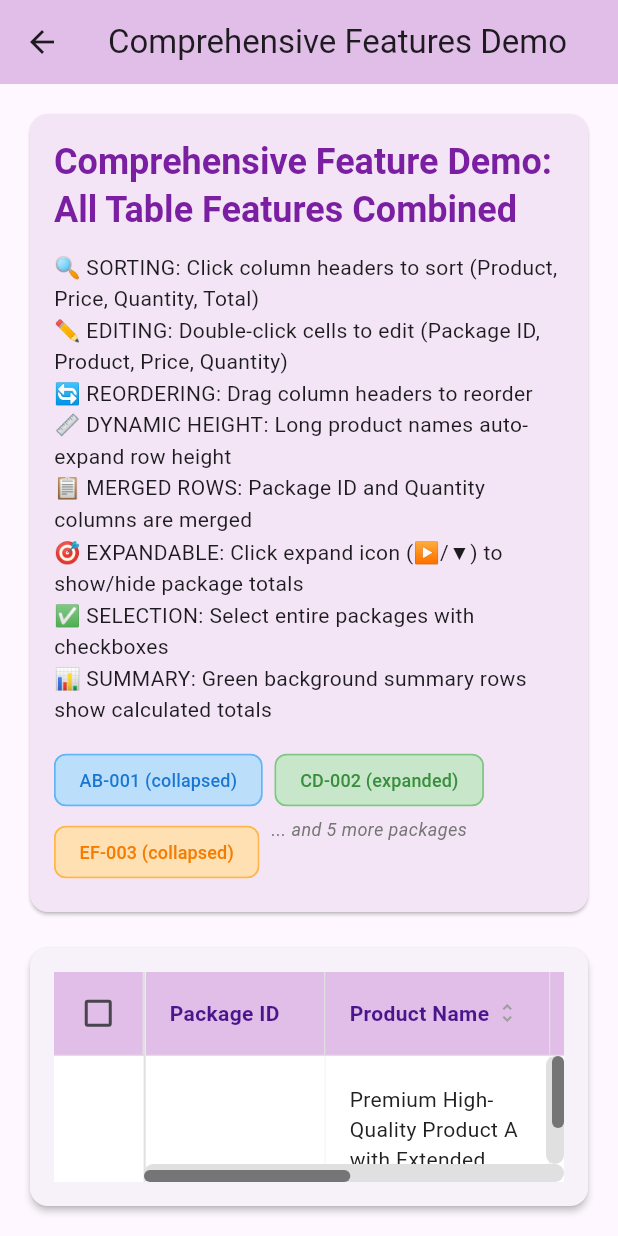
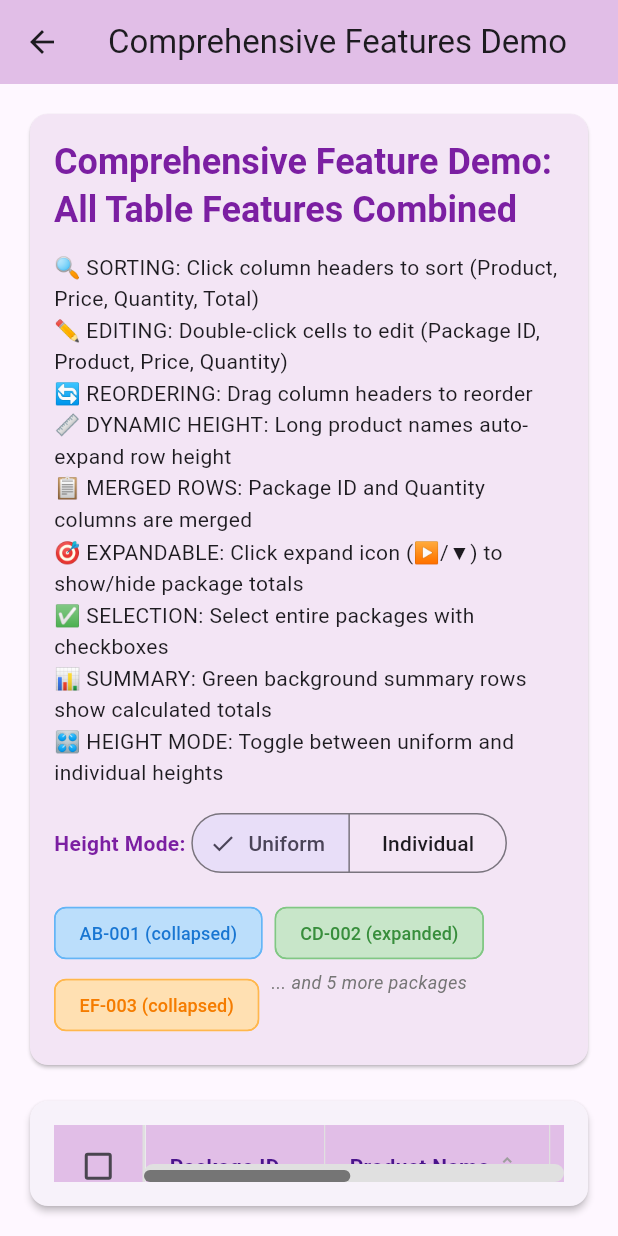
Before and after one commit to kihyun1998/flutter_table_plus, a Flutter app: the screen it shows after launch, after a tap on "Expandable Summary Example", on a phone screen of 412 x 824 dp. Run offline on Flutter 3.47's test engine with Material 3 defaults, Android fonts, the phone set to English and light mode, and no system bars.

Commit message:
fix: 높이계산 개선

```diff
--- a/example/lib/pages/expandable_summary_example.dart
+++ b/example/lib/pages/expandable_summary_example.dart
@@ -34,6 +34,9 @@ class _ExpandableSummaryExampleState extends State<ExpandableSummaryExample> {
 
   // State for managing editing
   bool isEditing = false;
+
+  // State for managing height mode
+  MergedRowHeightMode heightMode = MergedRowHeightMode.uniform;
 
   // State for managing column order (using Map like comprehensive example)
   late Map<String, TablePlusColumn> _columns;
@@ -407,6 +410,7 @@ class _ExpandableSummaryExampleState extends State<ExpandableSummaryExample> {
             spanningRowIndex: 0,
           ),
         },
+        heightMode: heightMode, // Use the current height mode
       ));
     }
 
@@ -479,8 +483,41 @@ class _ExpandableSummaryExampleState extends State<ExpandableSummaryExample> {
                       '📋 MERGED ROWS: Package ID and Quantity columns are merged\n'
                       '🎯 EXPANDABLE: Click expand icon (▶/▼) to show/hide package totals\n'
                       '✅ SELECTION: Select entire packages with checkboxes\n'
-                      '📊 SUMMARY: Green background summary rows show calculated totals',
+                      '📊 SUMMARY: Green background summary rows show calculated totals\n'
+                      '🎛️ HEIGHT MODE: Toggle between uniform and individual heights',
                       style: TextStyle(fontSize: 14, height: 1.5),
+                    ),
+                    const SizedBox(height: 12),
+                    Row(
+                      children: [
+                        Text(
+                          'Height Mode: ',
+                          style: TextStyle(
+                            fontWeight: FontWeight.w600,
+                            color: Colors.purple.shade700,
+                          ),
+                        ),
+                        SegmentedButton<MergedRowHeightMode>(
+                          segments: const [
+                            ButtonSegment<MergedRowHeightMode>(
+                              value: MergedRowHeightMode.uniform,
+                              label: Text('Uniform'),
+                              tooltip: 'All rows use maximum height (consistent but may waste space)',
+                            ),
+                            ButtonSegment<MergedRowHeightMode>(
+                              value: MergedRowHeightMode.individual,
+                              label: Text('Individual'),
+                              tooltip: 'Each row uses its calculated height (space efficient)',
+                            ),
+                          ],
+                          selected: {heightMode},
+                          onSelectionChanged: (Set<MergedRowHeightMode> newSelection) {
+                            setState(() {
+                              heightMode = newSelection.first;
+                            });
+                          },
+                        ),
+                      ],
                     ),
                     const SizedBox(height: 12),
                     Wrap(
--- a/lib/src/models/merged_row_group.dart
+++ b/lib/src/models/merged_row_group.dart
@@ -1,4 +1,15 @@
 import 'package:flutter/material.dart';
+
+/// Defines how heights should be calculated for merged row groups.
+enum MergedRowHeightMode {
+  /// All rows in the group use the same height (maximum of all row heights).
+  /// Provides visual consistency but may waste space for short content.
+  uniform,
+
+  /// Each row uses its individually calculated height.
+  /// Optimizes space usage but may result in visually uneven rows.
+  individual,
+}
 
 /// Configuration for how a specific cell should be merged within a group.
 class MergeCellConfig {
@@ -39,6 +50,7 @@ class MergedRowGroup {
     this.isExpandable = false,
     this.isExpanded = false,
     this.summaryRowData,
+    this.heightMode = MergedRowHeightMode.uniform,
   });
 
   /// Unique identifier for this merge group.
@@ -65,6 +77,11 @@ class MergedRowGroup {
   /// Key: column key, Value: data to display in that column's summary cell.
   /// Only columns with data in this map will show content in the summary row.
   final Map<String, dynamic>? summaryRowData;
+
+  /// How heights should be calculated for this merged row group.
+  /// - [MergedRowHeightMode.uniform]: All rows use the same height (maximum)
+  /// - [MergedRowHeightMode.individual]: Each row uses its calculated height
+  final MergedRowHeightMode heightMode;
 
   /// Returns the number of rows in this group.
   int get rowCount => rowKeys.length;
--- a/lib/src/widgets/table_body.dart
+++ b/lib/src/widgets/table_body.dart
@@ -304,21 +304,40 @@ class TablePlusBody extends StatelessWidget {
         // This is the first row in a merge group - create a merged row
         final isSelected = selectedRows.contains(mergeGroup.groupId);
 
-        // Calculate merged row height (sum of all rows in the group)
+        // Calculate merged row height and individual heights
         double? mergedHeight;
+        List<double>? individualHeights;
         if (calculateRowHeight != null) {
+          final heights = <double>[];
           double totalHeight = 0;
+
+          // Calculate height for each row in the group
           for (final rowKey in mergeGroup.rowKeys) {
             final rowIndex =
                 data.indexWhere((row) => row[rowIdKey]?.toString() == rowKey);
             if (rowIndex != -1) {
               final height = calculateRowHeight!(rowIndex, data[rowIndex]);
               if (height != null) {
+                heights.add(height);
                 totalHeight += height;
+              } else {
+                heights.add(theme.rowHeight);
+                totalHeight += theme.rowHeight;
               }
+            } else {
+              heights.add(theme.rowHeight);
+              totalHeight += theme.rowHeight;
             }
           }
-          mergedHeight = totalHeight > 0 ? totalHeight : null;
+
+          // Add summary row height if expandable and expanded
+          if (mergeGroup.isExpandable && mergeGroup.isExpanded) {
+            heights.add(theme.rowHeight); // Summary row uses default height
+            totalHeight += theme.rowHeight;
+          }
+
+          individualHeights = heights;
+          mergedHeight = totalHeight;
         }
 
         return TablePlusMergedRow(
@@ -352,6 +371,7 @@ class TablePlusBody extends StatelessWidget {
           onMergedCellChanged: onMergedCellChanged,
           onMergedRowExpandToggle: onMergedRowExpandToggle,
           calculatedHeight: mergedHeight,
+          individualHeights: individualHeights,
           needsVerticalScroll: needsVerticalScroll,
         );
       }
--- a/lib/src/widgets/table_plus_merged_row.dart
+++ b/lib/src/widgets/table_plus_merged_row.dart
@@ -42,6 +42,7 @@ class TablePlusMergedRow extends TablePlusRowWidget {
     this.onMergedCellChanged,
     this.onMergedRowExpandToggle,
     this.calculatedHeight,
+    this.individualHeights,
     this.needsVerticalScroll = false,
   });
 
@@ -75,6 +76,11 @@ class TablePlusMergedRow extends TablePlusRowWidget {
   final void Function(String groupId)? onMergedRowExpandToggle;
   @override
   final double? calculatedHeight;
+
+  /// Individual heights for each row in the merge group.
+  /// Used when heightMode is MergedRowHeightMode.individual.
+  /// Index corresponds to rows in mergeGroup.rowKeys order, plus summary row if expanded.
+  final List<double>? individualHeights;
 
   /// Whether the table needs vertical scrolling.
   /// Used to determine if the last row should have a bottom border.
@@ -163,8 +169,7 @@ class TablePlusMergedRow extends TablePlusRowWidget {
 
     // Calculate height for merged cell
     // calculatedHeight already considers merged group heights, so we use it directly for the total group height
-    final groupHeight = calculatedHeight ?? theme.rowHeight;
-    final mergedHeight = groupHeight * mergeGroup.effectiveRowCount;
+    final mergedHeight = calculatedHeight ?? (theme.rowHeight * mergeGroup.effectiveRowCount);
 
     // Check if this merged cell is editable
     final isCellEditable = isEditable &&
@@ -399,11 +404,39 @@ class TablePlusMergedRow extends TablePlusRowWidget {
   /// Build stacked cells for non-merged columns.
   Widget _buildStackedCells(BuildContext context, TablePlusColumn column,
       double? width, int columnIndex) {
-    final groupHeight = calculatedHeight ?? theme.rowHeight;
-    final totalHeight = groupHeight * mergeGroup.effectiveRowCount;
+    final totalHeight = calculatedHeight ?? (theme.rowHeight * mergeGroup.effectiveRowCount);
 
     // Build all cells including summary row
     final List<Widget> cells = [];
+
+    // Determine cell heights based on height mode
+    if (mergeGroup.heightMode == MergedRowHeightMode.individual &&
+        individualHeights != null && individualHeights!.isNotEmpty) {
+      // Individual height mode: use specific heights for each row
+
+      // Regular row cells
+      for (final entry in mergeGroup.rowKeys.asMap().entries) {
+        final rowIndex = entry.key;
+        final rowKey = entry.value;
+        final rowData = _getRowData(rowKey);
+        final cellHeight = rowIndex < individualHeights!.length
+            ? individualHeights![rowIndex]
+            : theme.rowHeight;
+        cells.add(_buildStackedRowCell(context, column, rowKey, rowData,
+            cellHeight, rowIndex, columnIndex));
+      }
+
+      // Add summary row if expandable and expanded
+      if (mergeGroup.isExpandable && mergeGroup.isExpanded) {
+        final summaryHeight = individualHeights!.length > mergeGroup.rowKeys.length
+            ? individualHeights![mergeGroup.rowKeys.length]
+            : theme.rowHeight;
+        cells.add(_buildSummaryRowCell(context, column, summaryHeight));
+      }
+    } else {
+      // Uniform height mode: use maximum height for all rows
+      final maxHeight = individualHeights?.reduce((a, b) => a > b ? a : b) ??
+                       theme.rowHeight;
 
       // Regular row cells
       for (final entry in mergeGroup.rowKeys.asMap().entries) {
@@ -411,12 +444,13 @@ class TablePlusMergedRow extends TablePlusRowWidget {
         final rowKey = entry.value;
         final rowData = _getRowData(rowKey);
         cells.add(_buildStackedRowCell(context, column, rowKey, rowData,
-          groupHeight, rowIndex, columnIndex));
+            maxHeight, rowIndex, columnIndex));
       }
 
       // Add summary row if expandable and expanded
       if (mergeGroup.isExpandable && mergeGroup.isExpanded) {
-      cells.add(_buildSummaryRowCell(context, column, groupHeight));
+        cells.add(_buildSummaryRowCell(context, column, maxHeight));
+      }
     }
 
     return SizedBox(
@@ -803,8 +837,7 @@ class TablePlusMergedRow extends TablePlusRowWidget {
     if (!isSelectable) return null;
 
     final width = columnWidths.isNotEmpty ? columnWidths[0] : 50.0;
-    final groupHeight = calculatedHeight ?? theme.rowHeight;
-    final mergedHeight = groupHeight * mergeGroup.effectiveRowCount;
+    final mergedHeight = calculatedHeight ?? (theme.rowHeight * mergeGroup.effectiveRowCount);
 
     return Container(
       width: width,
@@ -852,8 +885,7 @@ class TablePlusMergedRow extends TablePlusRowWidget {
 
   @override
   Widget build(BuildContext context) {
-    final groupHeight = calculatedHeight ?? theme.rowHeight;
-    final mergedHeight = groupHeight * mergeGroup.effectiveRowCount;
+    final mergedHeight = calculatedHeight ?? (theme.rowHeight * mergeGroup.effectiveRowCount);
 
     Widget rowContent = Container(
       height: mergedHeight,
```
Lines whose indentation alone changed are shown as unchanged.
